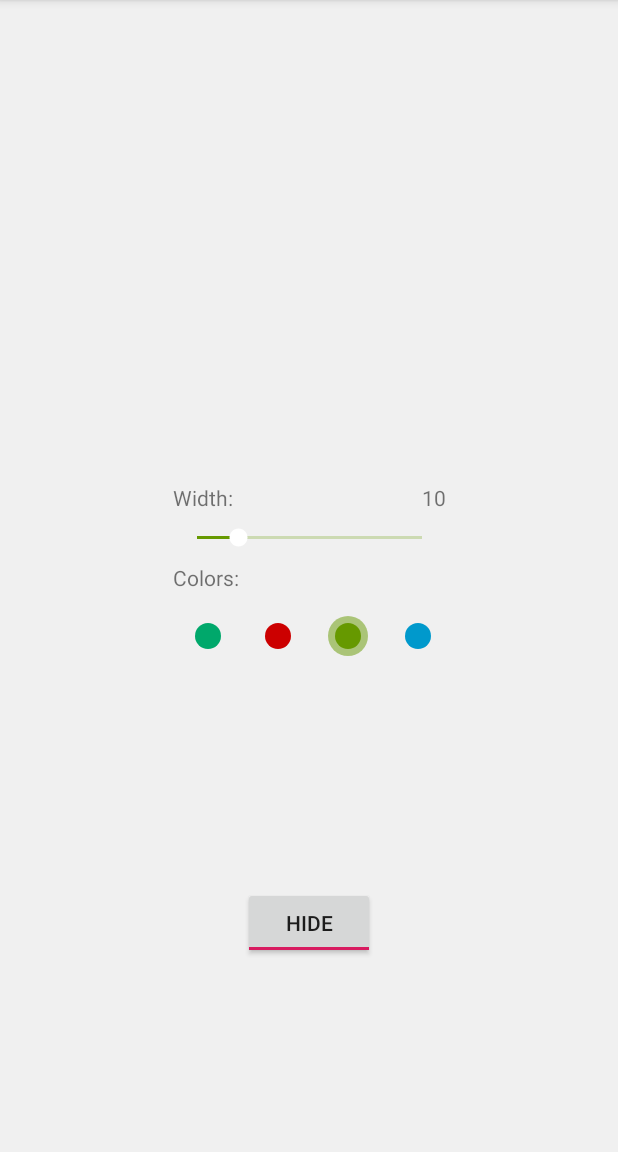
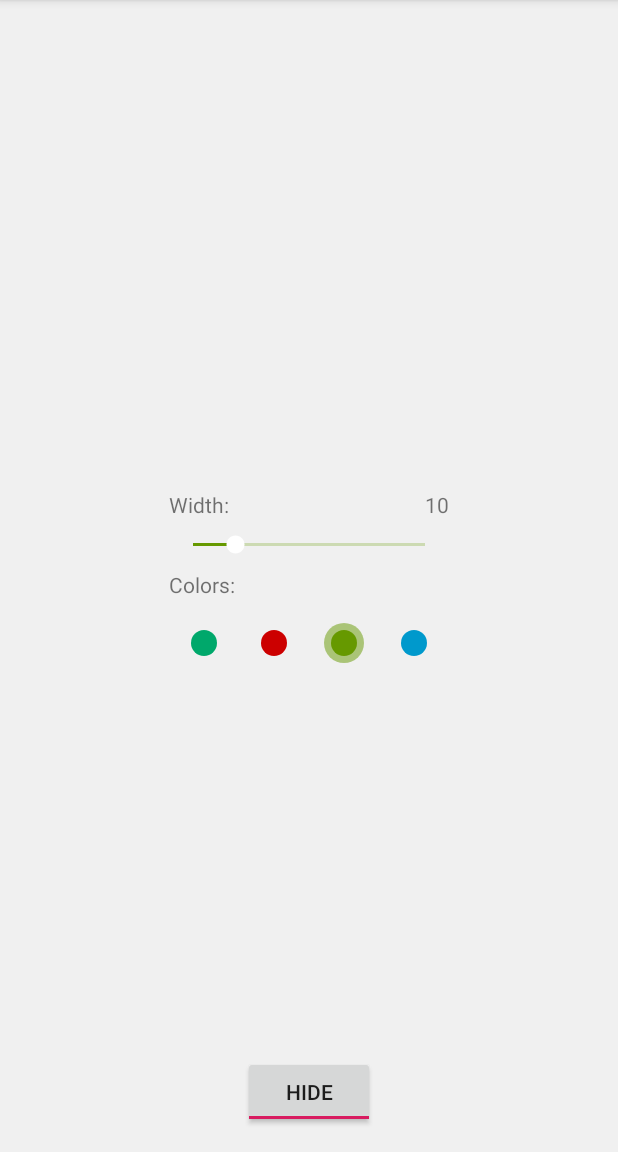
Before and after one commit to Valkaryne/AndroidLab, an Android app: the screen it shows after launch (MainActivity), on a phone screen of 412 x 824 dp, the part 84-1236 px from its top. Run offline under Robolectric (Android 15) with nearby library versions, the phone set to English and light mode, and no system bars.

Commit message:
[TASK7-5] Refactored widget_paint.xml

```diff
--- a/PaintTester/app/src/main/res/layout/activity_main.xml
+++ b/PaintTester/app/src/main/res/layout/activity_main.xml
@@ -24,15 +24,13 @@
         android:layout_width="wrap_content"
         android:layout_height="wrap_content"
         android:layout_marginStart="8dp"
-        android:layout_marginTop="8dp"
         android:layout_marginEnd="8dp"
-        android:layout_marginBottom="8dp"
+        android:layout_marginBottom="16dp"
         android:checked="true"
         android:textOff="@string/show"
         android:textOn="@string/hide"
         app:layout_constraintBottom_toBottomOf="parent"
         app:layout_constraintEnd_toEndOf="parent"
-        app:layout_constraintStart_toStartOf="parent"
-        app:layout_constraintTop_toBottomOf="@+id/paintWidget" />
+        app:layout_constraintStart_toStartOf="parent" />
 
 </androidx.constraintlayout.widget.ConstraintLayout>
--- a/PaintTester/app/src/main/res/layout/widget_paint.xml
+++ b/PaintTester/app/src/main/res/layout/widget_paint.xml
@@ -1,12 +1,13 @@
 <?xml version="1.0" encoding="utf-8"?>
-<androidx.constraintlayout.widget.ConstraintLayout
+<merge
     xmlns:android="http://schemas.android.com/apk/res/android"
     xmlns:app="http://schemas.android.com/apk/res-auto"
     xmlns:tools="http://schemas.android.com/tools"
     android:background="@color/background"
     android:layout_width="214dp"
     android:layout_height="156dp"
-    android:padding="16dp">
+    android:padding="16dp"
+    tools:parentTag="androidx.constraintlayout.widget.ConstraintLayout">
 
     <TextView
         android:id="@+id/tv_width_title"
@@ -27,14 +28,15 @@
 
     <SeekBar
         android:id="@+id/sb_value"
-        android:layout_width="match_parent"
+        android:layout_width="0dp"
         android:layout_height="wrap_content"
         android:layout_marginVertical="8dp"
         android:max="10"
         android:min="1"
         android:thumbTint="@android:color/white"
-        app:layout_constraintTop_toBottomOf="@id/tv_width_title"
-        tools:layout_editor_absoluteX="16dp" />
+        app:layout_constraintStart_toStartOf="parent"
+        app:layout_constraintEnd_toEndOf="parent"
+        app:layout_constraintTop_toBottomOf="@id/tv_width_title" />
 
     <TextView
         android:id="@+id/tv_colors_title"
@@ -78,4 +80,4 @@
             android:layout_height="18dp"
             app:color="@android:color/holo_blue_dark"/>
     </RadioGroup>
-</androidx.constraintlayout.widget.ConstraintLayout>
+</merge>
```
